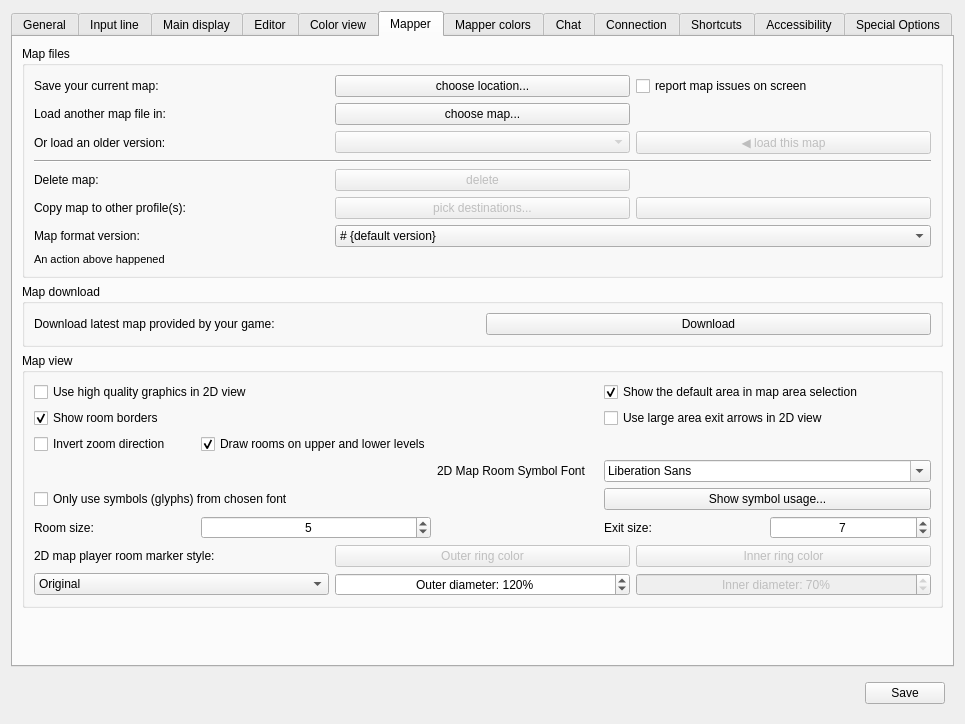
Before: the Qt Designer form src/ui/profile_preferences.ui in ThalynLabs/Mudlet, drawn with Qt 5.
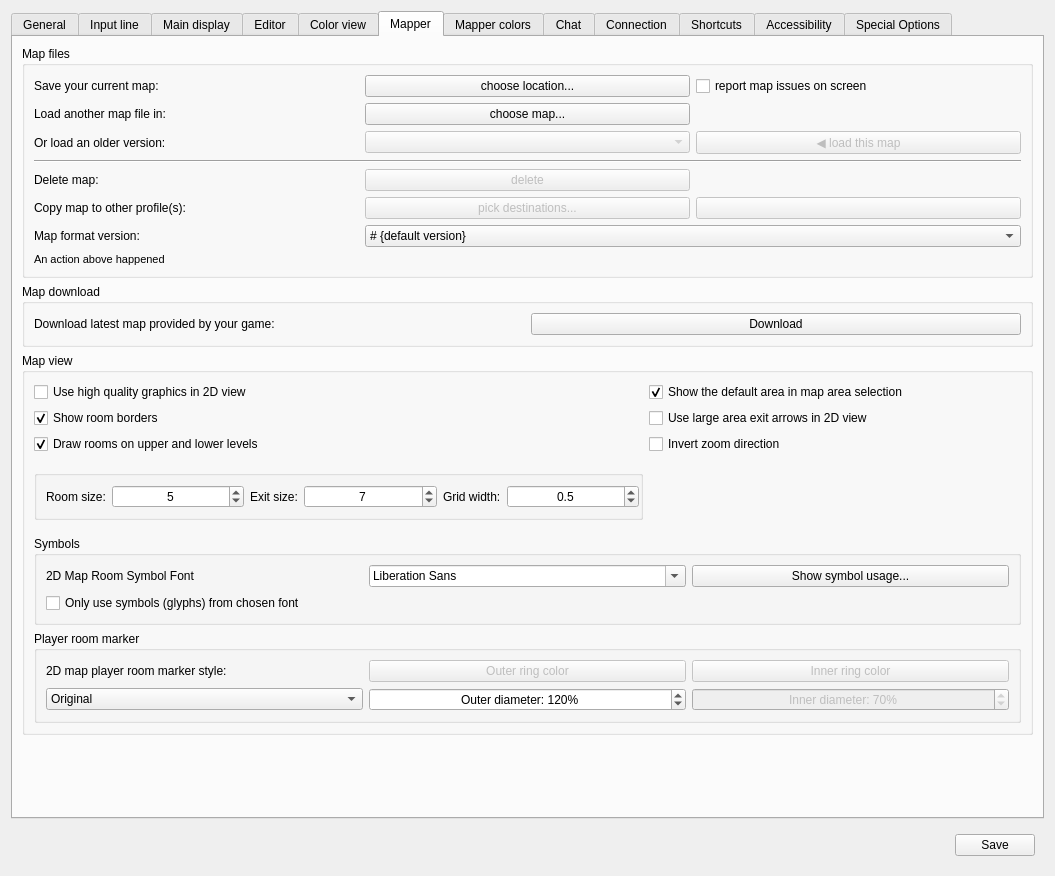
After: the same form once the commit is applied. Icons and pictures are not drawn. Custom widgets are drawn as their Qt base class.

Commit message: Add: show map grid option (#8517)

```diff
--- a/src/ui/profile_preferences.ui
+++ b/src/ui/profile_preferences.ui
@@ -6,8 +6,8 @@
    <rect>
     <x>0</x>
     <y>0</y>
-    <width>965</width>
-    <height>694</height>
+    <width>1055</width>
+    <height>876</height>
    </rect>
   </property>
   <property name="sizePolicy">
@@ -571,7 +571,7 @@
           <item row="2" column="1">
            <spacer name="horizontalSpacer_disable_password_masking">
             <property name="orientation">
-             <enum>Qt::Horizontal</enum>
+             <enum>Qt::Orientation::Horizontal</enum>
             </property>
             <property name="sizeHint" stdset="0">
              <size>
@@ -1383,7 +1383,6 @@
          </layout>
         </widget>
        </item>
-
        <item>
         <widget class="QGroupBox" name="groupBox_displayOptions">
          <property name="title">
@@ -2460,18 +2459,21 @@
           <string>Map view</string>
          </property>
          <layout class="QGridLayout" name="gridLayout">
-          <item row="3" column="3" colspan="2">
-           <widget class="QFontComboBox" name="fontComboBox_mapSymbols"/>
-          </item>
-          <item row="5" column="0">
-           <widget class="QLabel" name="label_roomSize">
-            <property name="text">
-             <string>Room size:</string>
+          <item row="7" column="0">
+           <spacer name="roomSizeTopMarginSpacer">
+            <property name="orientation">
+             <enum>Qt::Orientation::Vertical</enum>
             </property>
-            <property name="buddy">
-             <cstring>spinBox_roomSize</cstring>
+            <property name="sizeType">
+             <enum>QSizePolicy::Policy::Fixed</enum>
             </property>
-           </widget>
+            <property name="sizeHint" stdset="0">
+             <size>
+              <width>20</width>
+              <height>10</height>
+             </size>
+            </property>
+           </spacer>
           </item>
           <item row="1" column="3" colspan="2">
            <widget class="QCheckBox" name="checkBox_largeAreaExitArrows">
@@ -2483,47 +2485,40 @@
             </property>
            </widget>
           </item>
-          <item row="1" column="0" colspan="2">
-           <widget class="QCheckBox" name="checkbox_mMapperShowRoomBorders">
-            <property name="toolTip">
-             <string>&lt;p&gt;This enables borders around room. Color can be set in Mapper colors tab.&lt;/p&gt;</string>
+          <item row="9" column="0" colspan="5">
+           <widget class="QGroupBox" name="groupBox_mapSymbols">
+            <property name="title">
+             <string>Symbols</string>
             </property>
-            <property name="text">
-             <string>Show room borders</string>
-            </property>
-            <property name="checked">
-             <bool>true</bool>
-            </property>
+            <layout class="QGridLayout" name="gridLayout_groupBox_mapSymbols">
+             <item row="1" column="0" colspan="2">
+              <widget class="QCheckBox" name="checkBox_isOnlyMapSymbolFontToBeUsed">
+               <property name="text">
+                <string>Only use symbols (glyphs) from chosen font</string>
+               </property>
+              </widget>
+             </item>
+             <item row="0" column="2">
+              <widget class="QPushButton" name="pushButton_showGlyphUsage">
+               <property name="text">
+                <string>Show symbol usage...</string>
+               </property>
+              </widget>
+             </item>
+             <item row="0" column="0">
+              <widget class="QLabel" name="label_mapSymbolsFont">
+               <property name="text">
+                <string>2D Map Room Symbol Font</string>
+               </property>
+              </widget>
+             </item>
+             <item row="0" column="1">
+              <widget class="QFontComboBox" name="fontComboBox_mapSymbols"/>
+             </item>
+            </layout>
            </widget>
           </item>
-          <item row="4" column="0" colspan="3">
-           <widget class="QCheckBox" name="checkBox_isOnlyMapSymbolFontToBeUsed">
-            <property name="text">
-             <string>Only use symbols (glyphs) from chosen font</string>
-            </property>
-           </widget>
-          </item>
-          <item row="3" column="2">
-           <widget class="QLabel" name="label_mapSymbolsFont">
-            <property name="text">
-             <string>2D Map Room Symbol Font</string>
-            </property>
-           </widget>
-          </item>
-          <item row="2" column="0" colspan="2">
-           <widget class="QCheckBox" name="checkBox_invertMapZoom">
-            <property name="toolTip">
-             <string>&lt;p&gt;If checked, scrolling up zooms out and scrolling down zooms in. If unchecked, scrolling up zooms in and scrolling down zooms out.&lt;/p&gt;</string>
-            </property>
-            <property name="text">
-             <string>Invert zoom direction</string>
-            </property>
-            <property name="checked">
-             <bool>false</bool>
-            </property>
-           </widget>
-          </item>
-          <item row="2" column="1">
+          <item row="2" column="0">
            <widget class="QCheckBox" name="checkBox_drawUpperLowerLevels">
             <property name="toolTip">
              <string>&lt;p&gt;When enabled, rooms on floors above and below the current level will be drawn with a lighter color to show the map layout context.&lt;/p&gt;</string>
@@ -2536,59 +2531,34 @@
             </property>
            </widget>
           </item>
-          <item row="5" column="3">
-           <widget class="QLabel" name="label_exitSize">
+          <item row="2" column="3">
+           <widget class="QCheckBox" name="checkBox_invertMapZoom">
+            <property name="toolTip">
+             <string>&lt;p&gt;If checked, scrolling up zooms out and scrolling down zooms in. If unchecked, scrolling up zooms in and scrolling down zooms out.&lt;/p&gt;</string>
+            </property>
             <property name="text">
-             <string>Exit size:</string>
+             <string>Invert zoom direction</string>
             </property>
-            <property name="buddy">
-             <cstring>spinBox_exitSize</cstring>
+            <property name="checked">
+             <bool>false</bool>
             </property>
            </widget>
           </item>
-          <item row="5" column="4">
-           <widget class="QSpinBox" name="spinBox_exitSize">
-            <property name="sizePolicy">
-             <sizepolicy hsizetype="Preferred" vsizetype="Fixed">
-              <horstretch>0</horstretch>
-              <verstretch>0</verstretch>
-             </sizepolicy>
+          <item row="3" column="0">
+           <spacer name="roomSizeBottomMarginSpacer">
+            <property name="orientation">
+             <enum>Qt::Orientation::Vertical</enum>
             </property>
-            <property name="alignment">
-             <set>Qt::AlignmentFlag::AlignCenter</set>
+            <property name="sizeType">
+             <enum>QSizePolicy::Policy::Fixed</enum>
             </property>
-            <property name="minimum">
-             <number>2</number>
+            <property name="sizeHint" stdset="0">
+             <size>
+              <width>20</width>
+              <height>10</height>
+             </size>
             </property>
-            <property name="maximum">
-             <number>20</number>
-            </property>
-            <property name="value">
-             <number>7</number>
-            </property>
-           </widget>
-          </item>
-          <item row="5" column="1">
-           <widget class="QSpinBox" name="spinBox_roomSize">
-            <property name="sizePolicy">
-             <sizepolicy hsizetype="Preferred" vsizetype="Fixed">
-              <horstretch>0</horstretch>
-              <verstretch>0</verstretch>
-             </sizepolicy>
-            </property>
-            <property name="alignment">
-             <set>Qt::AlignmentFlag::AlignCenter</set>
-            </property>
-            <property name="minimum">
-             <number>1</number>
-            </property>
-            <property name="maximum">
-             <number>11</number>
-            </property>
-            <property name="value">
-             <number>5</number>
-            </property>
-           </widget>
+           </spacer>
           </item>
           <item row="0" column="3" colspan="2">
            <widget class="QCheckBox" name="checkBox_showDefaultArea">
@@ -2603,6 +2573,19 @@
             </property>
            </widget>
           </item>
+          <item row="1" column="0" colspan="2">
+           <widget class="QCheckBox" name="checkbox_mMapperShowRoomBorders">
+            <property name="toolTip">
+             <string>&lt;p&gt;This enables borders around room. Color can be set in Mapper colors tab.&lt;/p&gt;</string>
+            </property>
+            <property name="text">
+             <string>Show room borders</string>
+            </property>
+            <property name="checked">
+             <bool>true</bool>
+            </property>
+           </widget>
+          </item>
           <item row="0" column="0" colspan="2">
            <widget class="QCheckBox" name="mMapperUseAntiAlias">
             <property name="toolTip">
@@ -2613,28 +2596,12 @@
             </property>
            </widget>
           </item>
-          <item row="4" column="3" colspan="2">
-           <widget class="QPushButton" name="pushButton_showGlyphUsage">
-            <property name="text">
-             <string>Show symbol usage...</string>
+          <item row="11" column="0" colspan="5">
+           <widget class="QGroupBox" name="widget_playerRoomStyle">
+            <property name="title">
+             <string>Player room marker</string>
             </property>
-           </widget>
-          </item>
-          <item row="6" column="0" colspan="5">
-           <widget class="QWidget" name="widget_playerRoomStyle" native="true">
             <layout class="QGridLayout" name="gridLayout_widget_playerRoomStyle">
-             <property name="leftMargin">
-              <number>0</number>
-             </property>
-             <property name="topMargin">
-              <number>0</number>
-             </property>
-             <property name="rightMargin">
-              <number>0</number>
-             </property>
-             <property name="bottomMargin">
-              <number>0</number>
-             </property>
              <item row="0" column="0">
               <widget class="QLabel" name="label_playerRoomStyle">
                <property name="text">
@@ -2745,6 +2712,156 @@
             </layout>
            </widget>
           </item>
+          <item row="4" column="0" colspan="3">
+           <widget class="QGroupBox" name="gridGroupBox">
+            <property name="enabled">
+             <bool>true</bool>
+            </property>
+            <property name="sizePolicy">
+             <sizepolicy hsizetype="Preferred" vsizetype="Preferred">
+              <horstretch>0</horstretch>
+              <verstretch>0</verstretch>
+             </sizepolicy>
+            </property>
+            <property name="flat">
+             <bool>true</bool>
+            </property>
+            <layout class="QGridLayout" name="groupBox_sizing">
+             <property name="rightMargin">
+              <number>1</number>
+             </property>
+             <property name="horizontalSpacing">
+              <number>-1</number>
+             </property>
+             <item row="0" column="0">
+              <widget class="QLabel" name="label_roomSize">
+               <property name="sizePolicy">
+                <sizepolicy hsizetype="Maximum" vsizetype="Preferred">
+                 <horstretch>0</horstretch>
+                 <verstretch>0</verstretch>
+                </sizepolicy>
+               </property>
+               <property name="text">
+                <string>Room size:</string>
+               </property>
+               <property name="buddy">
+                <cstring>spinBox_roomSize</cstring>
+               </property>
+              </widget>
+             </item>
+             <item row="0" column="2">
+              <widget class="QLabel" name="label_exitSize">
+               <property name="sizePolicy">
+                <sizepolicy hsizetype="Maximum" vsizetype="Preferred">
+                 <horstretch>0</horstretch>
+                 <verstretch>0</verstretch>
+                </sizepolicy>
+               </property>
+               <property name="text">
+                <string>Exit size:</string>
+               </property>
+               <property name="buddy">
+                <cstring>spinBox_exitSize</cstring>
+               </property>
+              </widget>
+             </item>
+             <item row="0" column="1">
+              <widget class="QSpinBox" name="spinBox_roomSize">
+               <property name="sizePolicy">
+                <sizepolicy hsizetype="MinimumExpanding" vsizetype="Fixed">
+                 <horstretch>0</horstretch>
+                 <verstretch>0</verstretch>
+                </sizepolicy>
+               </property>
+               <property name="minimumSize">
+                <size>
+                 <width>30</width>
+                 <height>0</height>
+                </size>
+               </property>
+               <property name="alignment">
+                <set>Qt::AlignmentFlag::AlignCenter</set>
+               </property>
+               <property name="minimum">
+                <number>1</number>
+               </property>
+               <property name="maximum">
+                <number>11</number>
+               </property>
+               <property name="value">
+                <number>5</number>
+               </property>
+              </widget>
+             </item>
+             <item row="0" column="4">
+              <widget class="QLabel" name="label_gridSize">
+               <property name="sizePolicy">
+                <sizepolicy hsizetype="Maximum" vsizetype="Preferred">
+                 <horstretch>0</horstretch>
+                 <verstretch>0</verstretch>
+                </sizepolicy>
+               </property>
+               <property name="text">
+                <string>Grid width:</string>
+               </property>
+               <property name="buddy">
+                <cstring>doubleSpinBox_gridSize</cstring>
+               </property>
+              </widget>
+             </item>
+             <item row="0" column="3">
+              <widget class="QSpinBox" name="spinBox_exitSize">
+               <property name="sizePolicy">
+                <sizepolicy hsizetype="MinimumExpanding" vsizetype="Fixed">
+                 <horstretch>0</horstretch>
+                 <verstretch>0</verstretch>
+                </sizepolicy>
+               </property>
+               <property name="alignment">
+                <set>Qt::AlignmentFlag::AlignCenter</set>
+               </property>
+               <property name="minimum">
+                <number>2</number>
+               </property>
+               <property name="maximum">
+                <number>20</number>
+               </property>
+               <property name="value">
+                <number>7</number>
+               </property>
+              </widget>
+             </item>
+             <item row="0" column="5">
+              <widget class="QDoubleSpinBox" name="doubleSpinBox_gridSize">
+               <property name="sizePolicy">
+                <sizepolicy hsizetype="MinimumExpanding" vsizetype="Fixed">
+                 <horstretch>0</horstretch>
+                 <verstretch>0</verstretch>
+                </sizepolicy>
+               </property>
+               <property name="alignment">
+                <set>Qt::AlignmentFlag::AlignCenter</set>
+               </property>
+               <property name="decimals">
+                <number>1</number>
+               </property>
+               <property name="minimum">
+                <double>0.100000000000000</double>
+               </property>
+               <property name="maximum">
+                <double>5.000000000000000</double>
+               </property>
+               <property name="singleStep">
+                <double>0.100000000000000</double>
+               </property>
+               <property name="value">
+                <double>0.500000000000000</double>
+               </property>
+              </widget>
+             </item>
+            </layout>
+           </widget>
+          </item>
          </layout>
         </widget>
        </item>
@@ -2914,6 +3031,26 @@
             </property>
            </widget>
           </item>
+          <item row="3" column="2">
+           <widget class="QLabel" name="label_mapGridColor">
+            <property name="text">
+             <string>Grid color:</string>
+            </property>
+            <property name="buddy">
+             <cstring>pushButton_mapGridColor</cstring>
+            </property>
+           </widget>
+          </item>
+          <item row="3" column="3">
+           <widget class="QPushButton" name="pushButton_mapGridColor">
+            <property name="autoFillBackground">
+             <bool>true</bool>
+            </property>
+            <property name="text">
+             <string/>
+            </property>
+           </widget>
+          </item>
           <item row="4" column="0" colspan="4">
            <widget class="Line" name="line_mapperColorsSeparator">
             <property name="orientation">
```
Left out of the diff: 1 changed line with no effect on the pictures. The commit also changes 11 other files.
